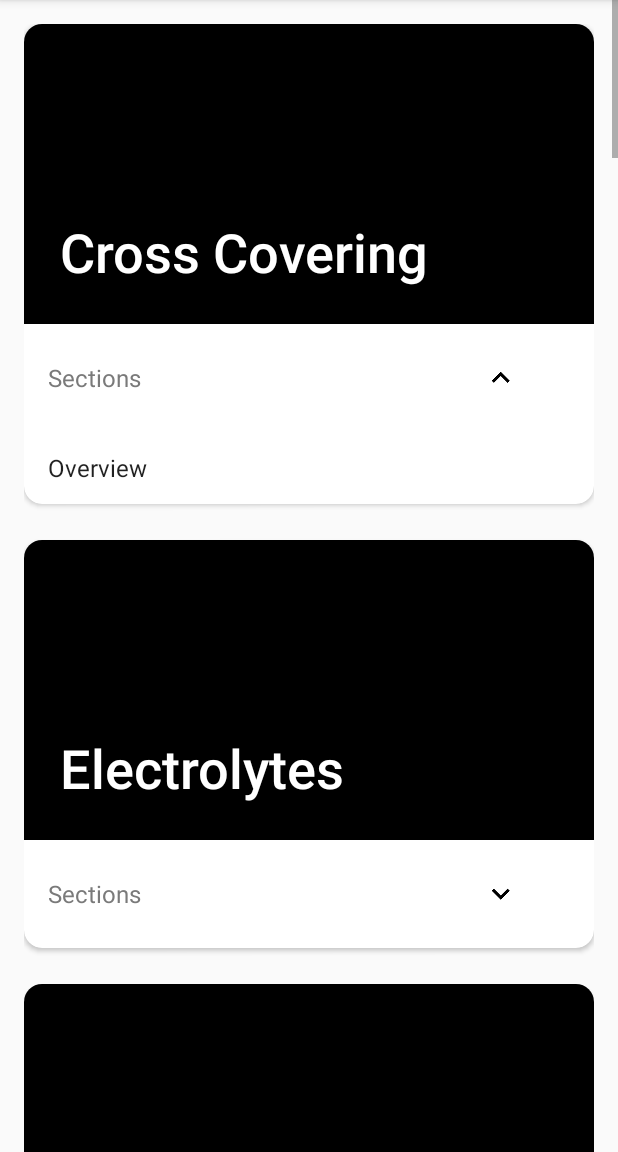
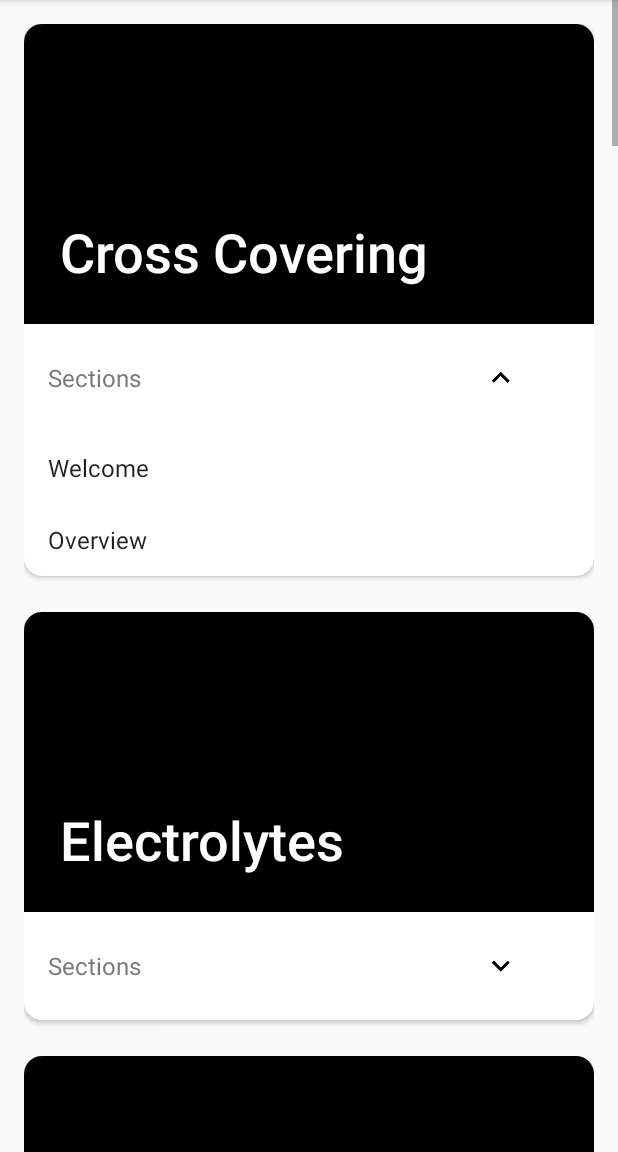
Before and after one commit to AmyCui/Intern-Nightfloat-Survival-Guide, an Android app: the screen it shows after launch (MainActivity), after a tap on an icon or button, on a phone screen of 412 x 824 dp, the part 84-1236 px from its top. Run offline under Robolectric (Android 15) with nearby library versions, the phone set to English and light mode, and no system bars; our stand-ins replace ButterKnife.

Commit message:
Add html links. Updated detail titles.

```diff
--- a/InternNFGuide/app/src/main/java/org/ovmedicine/internnfguide/AppData.java
+++ b/InternNFGuide/app/src/main/java/org/ovmedicine/internnfguide/AppData.java
@@ -34,7 +34,8 @@ public class AppData {
     ));
 
     public static ArrayList<String> SubsessionsTitleList = new ArrayList<String>(Arrays.asList(
-            "Overview",
+            "Welcome," +
+                    "Overview",
             "Hypokalemia," +
                     "Hyperkalemia," +
                     "Hypomagnesemia," +
@@ -120,4 +121,120 @@ public class AppData {
         SectionsLookupMap.put("Pain Medication Tidbits","How to Titrate Pain Medication,How to Convert Pain Medications Between Routes/Types,PCA Pump,Abdominal Pain/Dyspepsia,Headache");
 
     }
+
+    public static ArrayList<String> SubsessionsUrlList = new ArrayList<String>(Arrays.asList(
+            "welcome.html," +
+                "crosscovering.html",
+            "electrolytes_hypokalemia.html," +
+                    "electrolytes_hyperkalemia.html," +
+                    "electrolytes_hypomagnesemia.html," +
+                    "electrolytes_hypocalcemia.html," +
+                    "electrolytes_hypercalcemia.html," +
+                    "electrolytes_hypophophatemia.html," +
+                    "electrolytes_hyponatremia.html",
+            "chestpain.html," +
+                    "chestpain_acs.html," +
+                    "chestpain_aorticdissection.html," +
+                    "chestpain_cardiactamponade.html," +
+                    "chestpain_pulmonaryembolism.html," +
+                    "chestpain_pneumothorax.html," +
+                    "chestpain_esophagealperforation.html",
+            "sob.html," +
+                    "sob_upperairway_foreignbody.html,"+
+                    "sob_pulmonary_asthmacopd.html," +
+                    "sob_cardiac_acs.html," +
+                    "sob_others_sepsis.html",
+            "abvitalsigns_temp.html," +
+                    "abvitalsigns_htn_overview.html," +
+                    "abvitalsigns_hypotn_overview.html," +
+                    "abvitalsigns_tachy_overview.html," +
+                    "abvitalsigns_brady_overview.html," +
+                    "abvitalsigns_lowo2sat.html," +
+                    "abvitalsigns_tachypnea.html",
+            "fever_overview.html," +
+                    "fever_neutropenic.html",
+            "ams.html",
+            "bleeding_gi.html," +
+                    "bleeding_aftercath.html," +
+                    "bleeding_permacathoozing.html," +
+                    "bleeding_nosebleed.html," +
+                    "bleeding_afterrenalbx.html," +
+                    "bleeding_afterlinepulled.html",
+            "constipation.html," +
+                    "nausea.html",
+            "pain_overview.html," +
+                    "pain_titrate.html",
+            "sleep.html",
+            "agitation.html",
+            "decreaseuop.html",
+            "sz.html",
+            "hyperglycemia.html",
+            "hypoglycemia.html",
+            "misc_felldown.html," +
+                    "misc_leaveama.html," +
+                    "misc_transfusion.html," +
+                    "misc_deathnote.html",
+            "ref_electrolytes.html," +
+                    "ref_cp.html," +
+                    "ref_sob.html," +
+                    "ref_temp.html," +
+                    "ref_htn.html," +
+                    "ref_hypotension.html," +
+                    "ref_tachycardia.html," +
+                    "ref_bradycardia.html," +
+                    "ref_lowo2sat.html," +
+                    "ref_ams.html," +
+                    "ref_bleeding.html," +
+                    "ref_constipationnausea.html," +
+                    "ref_painmed.html," +
+                    "ref_sleep.html," +
+                    "ref_agitation.html," +
+                    "ref_sz.html," +
+                    "ref_hyperglycemia.html," +
+                    "ref_hypoglycemia.html," +
+                    "ref_transfusion.html"
+    ));
+    public final static Map<String,String> SectionsUrlLookupMap;
+    static {
+        SectionsUrlLookupMap = new HashMap<String,String>();
+        SectionsUrlLookupMap.put("Upper Airway","sob_upperairway_foreignbody.html," +
+                "sob_upperairway_anaphylaxis.html," +
+                "sob_upperairway_angioedema.html");
+        SectionsUrlLookupMap.put("Pulmonary","sob_pulmonary_asthmacopd.html," +
+                "sob_pulmonary_pe.html," +
+                "sob_pulmonary_pna.html," +
+                "sob_pulmonary_pulmedema.html," +
+                "sob_pulmonary_pneumothorax.html");
+        SectionsUrlLookupMap.put("Cardiac","sob_cardiac_acs.html," +
+                "sob_cardiac_chf.html," +
+                "sob_cardiac_arrhythmia.html");
+        SectionsUrlLookupMap.put("Others","sob_others_sepsis.html," +
+                "sob_others_dka.html," +
+                "sob_others_anemia.html," +
+                "sob_others_alveolarhemorrhage.html");
+        SectionsUrlLookupMap.put("Hypertension","abvitalsigns_htn_overview.html," +
+                "abvitalsigns_htn_htnurgency.html," +
+                "abvitalsigns_htn_htnemergency.html");
+        SectionsUrlLookupMap.put("Hypotension","abvitalsigns_hypotn_overview.html," +
+                "abvitalsigns_hypotn_hypovolemic.html," +
+                "abvitalsigns_hypotn_cardiogenic.html," +
+                "abvitalsigns_hypotn_distributive.html," +
+                "abvitalsigns_hypotn_obstructive.html");
+        SectionsUrlLookupMap.put("Tachycardia","abvitalsigns_tachy_overview.html," +
+                "abvitalsigns_tachy_sinustachy.html," +
+                "abvitalsigns_tachy_svt.html," +
+                "abvitalsigns_tachy_atrialtachy.html," +
+                "abvitalsigns_tachy_afibflutter.html," +
+                "abvitalsigns_tachy_mat.html," +
+                "abvitalsigns_tachy_widecomplextachy.html");
+        SectionsUrlLookupMap.put("Bradycardia","abvitalsigns_brady_overview.html," +
+                "abvitalsigns_brady_sinus.html," +
+                "abvitalsigns_brady_avblock.html");
+        SectionsUrlLookupMap.put("Pain Medication Tidbits","pain_titrate.html," +
+                "pain_convert.html," +
+                "pain_pcapump.html," +
+                "pain_abdpain.html," +
+                "pain_ha.html");
+
+    }
 }
--- a/InternNFGuide/app/src/main/java/org/ovmedicine/internnfguide/ChapterCardView.java
+++ b/InternNFGuide/app/src/main/java/org/ovmedicine/internnfguide/ChapterCardView.java
@@ -54,7 +54,7 @@ public class ChapterCardView {
 
 
     //region public methods
-    public void setSubsessionList(final String listData, String listClickData){
+    public void setSubsessionList(final String listData, final String listClickData){
         if(listData != null) {
             //parse list data
             final ArrayList subsessionList = parseStringToList(listData);
@@ -83,8 +83,8 @@ public class ChapterCardView {
                         url =  (String)finalSubsessionURLList.get(position);
 
                     String listItemText = (String) subsessionList.get(position);
-                    // send list item text, current chapter section list, and the url to the details view
-                    intent.putExtra(Intent.EXTRA_TEXT, new String[]{listItemText, listData,url});
+                    // send list item text, current chapter section list, current list item url, and the chapter list url to the details view
+                    intent.putExtra(Intent.EXTRA_TEXT, new String[]{listItemText, listData,url, listClickData});
                     mContext.startActivity(intent);
                 }
             });
--- a/InternNFGuide/app/src/main/java/org/ovmedicine/internnfguide/DetailsActivity.java
+++ b/InternNFGuide/app/src/main/java/org/ovmedicine/internnfguide/DetailsActivity.java
@@ -3,13 +3,17 @@ package org.ovmedicine.internnfguide;
 import android.content.Intent;
 import android.support.annotation.NonNull;
 import android.support.design.widget.BottomNavigationView;
+import android.support.v7.app.ActionBar;
 import android.support.v7.app.AppCompatActivity;
 import android.os.Bundle;
+import android.support.v7.widget.Toolbar;
 import android.view.MenuItem;
 import android.view.View;
 import android.webkit.WebView;
+import android.widget.AdapterView;
 import android.widget.ArrayAdapter;
 import android.widget.ListView;
+import android.widget.Toast;
 
 import java.util.ArrayList;
 
@@ -18,34 +22,55 @@ import butterknife.ButterKnife;
 
 public class DetailsActivity extends AppCompatActivity {
 
+    private static final String ASSETS_FOLDER_URL = "file:///android_asset/html/";
+
     @BindView(R.id.details_webview) WebView mContentWebview;
     @BindView(R.id.bottom_navigation) BottomNavigationView mBottomNavView;
     @BindView(R.id.bottom_sheet_list) ListView mSectionListView;
 
-    private String mSectionName;
+
+    private String mCurrentSectionName;
     private String mChapterSectionString;
     private ArrayList mChapterSectionList;
     private String mSectionUrl;
+    private String mChapterSectionUrlString;
+    private ArrayList mChapterSectionUrlList;
     private ArrayList mCompleteChapterSectionList;
+    private ArrayList mCompleteChapterSectionUrlList;
 
     @Override
     protected void onCreate(Bundle savedInstanceState) {
         super.onCreate(savedInstanceState);
         setContentView(R.layout.activity_details);
         ButterKnife.bind(this);
+
+
         //get the passed in html url from list item
         String[] input = getIntent().getStringArrayExtra(Intent.EXTRA_TEXT);
-        mSectionName = input[0];
+
+        mCurrentSectionName = input[0];
         mChapterSectionString = input[1];
-        mSectionUrl = input[2];
+        mSectionUrl = ASSETS_FOLDER_URL + input[2];
+        mChapterSectionUrlString = input[3];
+
+        //set title
+        setTitle(mCurrentSectionName);
+
         //extract chapter section list and subsection list
         if(mChapterSectionString != null && !mChapterSectionString.isEmpty())
         {
             mCompleteChapterSectionList = new ArrayList();
             mChapterSectionList = parseStringToList(mChapterSectionString);
+
+            mCompleteChapterSectionUrlList = new ArrayList();
+            mChapterSectionUrlList = parseStringToList(mChapterSectionUrlString);
+
             for(int i=0; i<mChapterSectionList.size();i++){
                 String listitem = (String)mChapterSectionList.get(i);
                 mCompleteChapterSectionList.add(listitem);
+
+                String listItemUrl = ASSETS_FOLDER_URL + (String)mChapterSectionUrlList.get(i);
+                mCompleteChapterSectionUrlList.add(listItemUrl);
 
                 String sublistString = AppData.SectionsLookupMap.get(listitem);
                 if (sublistString != null) {
@@ -54,16 +79,28 @@ public class DetailsActivity extends AppCompatActivity {
                         mCompleteChapterSectionList.add("     " + sublist.get(j));
                     }
                 }
+
+                String sublistUrlString = AppData.SectionsUrlLookupMap.get(listitem);
+                if(sublistUrlString != null){
+                    ArrayList subUrllist = parseStringToList(sublistUrlString);
+                    for (int j = 0; j < subUrllist.size(); j++) {
+                        mCompleteChapterSectionUrlList.add(ASSETS_FOLDER_URL + subUrllist.get(j));
+                    }
+                }
             }
         }
 
 
         //load content web view
-        //uncomment the following lines when data is ready
-//        if(!mSectionUrl.isEmpty())
-//            mContentWebview.loadUrl(mSectionUrl);
+
+        if(!mSectionUrl.isEmpty()) {
+            mContentWebview.loadUrl(mSectionUrl);
+
+            //Toast.makeText(this, "File " + mSectionUrl + " loaded", Toast.LENGTH_SHORT).show();
+        }
+
         // test url
-        mContentWebview.loadUrl("file:///android_asset/test.html");
+        //mContentWebview.loadUrl("file:///android_asset/test.html");
 
         //set up bottom sheet listview
         if(mCompleteChapterSectionList != null)
@@ -72,6 +109,19 @@ public class DetailsActivity extends AppCompatActivity {
                     android.R.layout.simple_list_item_1,
                     mCompleteChapterSectionList);
             mSectionListView.setAdapter(adapter);
+            mSectionListView.setOnItemClickListener(new AdapterView.OnItemClickListener() {
+                @Override
+                public void onItemClick(AdapterView<?> parent, View view, int position, long id) {
+                    if(mCompleteChapterSectionUrlList != null && !mCompleteChapterSectionUrlList.isEmpty()){
+                        mCurrentSectionName = (String)mCompleteChapterSectionList.get(position);
+                        setTitle(mCurrentSectionName);
+                        mContentWebview.loadUrl((String)mCompleteChapterSectionUrlList.get(position));
+                        //Toast.makeText(getApplicationContext(), "File " + (String)mCompleteChapterSectionUrlList.get(position) + " loaded! ", Toast.LENGTH_SHORT).show();
+                        //collapse bottom sheet
+                        toggleSubsectionListViewVisibility();
+                    }
+                }
+            });
         }
 
 
@@ -113,4 +163,5 @@ public class DetailsActivity extends AppCompatActivity {
         else
             mSectionListView.setVisibility(View.VISIBLE);
     }
+    //endregion
 }
--- a/InternNFGuide/app/src/main/java/org/ovmedicine/internnfguide/MainActivity.java
+++ b/InternNFGuide/app/src/main/java/org/ovmedicine/internnfguide/MainActivity.java
@@ -38,6 +38,7 @@ public class MainActivity extends AppCompatActivity {
             String[] cardData = new String[MainGridAdapter.MainGridCardItems.values().length];
             cardData[MainGridAdapter.MainGridCardItems.card_title.ordinal()] = AppData.ChapterTitlesList.get(i);
             cardData[MainGridAdapter.MainGridCardItems.card_subsession_list.ordinal()] = AppData.SubsessionsTitleList.get(i);
+            cardData[MainGridAdapter.MainGridCardItems.card_subsession_url_list.ordinal()] = AppData.SubsessionsUrlList.get(i);
             result.add(cardData);
         }
 
```
